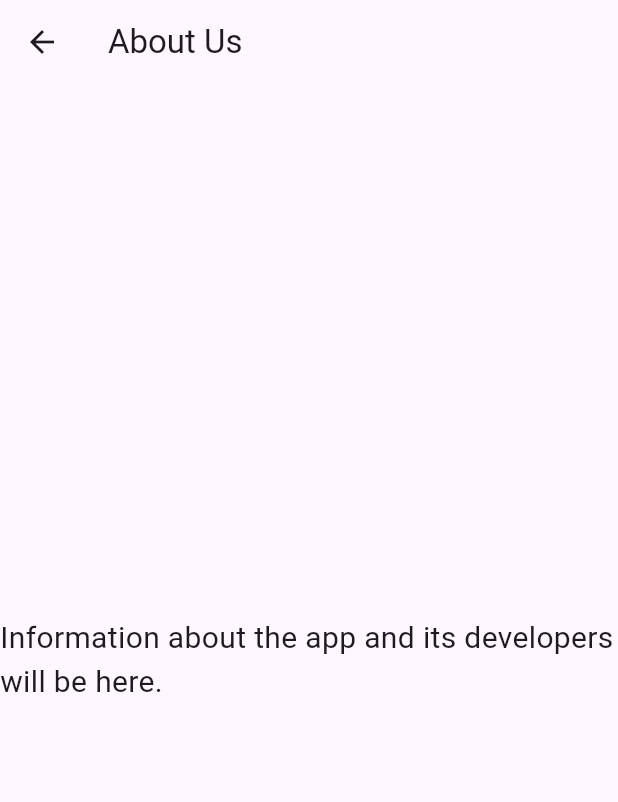
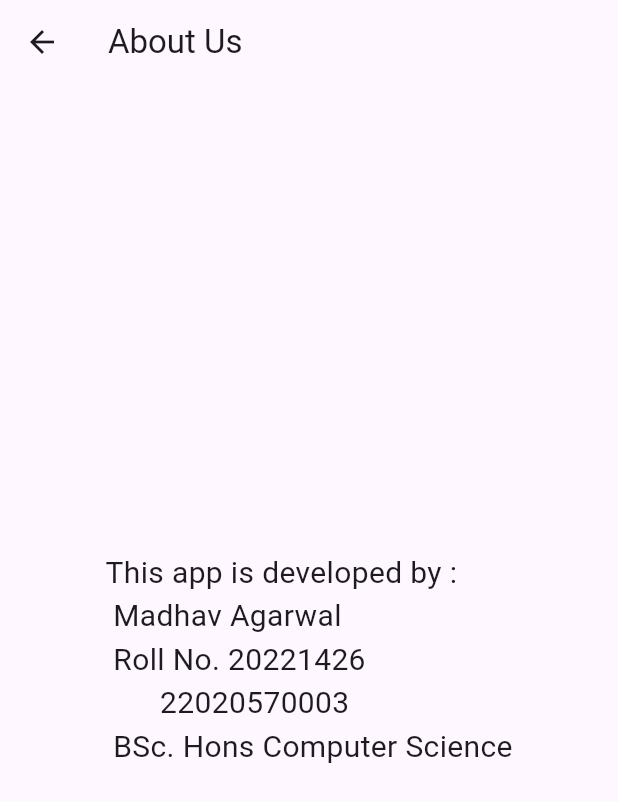
Before and after one commit to madhav-dob/flutter_quiz_app, a Flutter app: the AboutUsScreen screen opened by its route, on a phone screen of 412 x 824 dp. Shown: the top 802 px of the screen. Run offline on Flutter 3.47's test engine with Material 3 defaults, Android fonts, the phone set to English and light mode, and no system bars.

Commit message:
commited main file

```diff
--- a/lib/main.dart
+++ b/lib/main.dart
@@ -379,7 +379,7 @@ class AboutUsScreen extends StatelessWidget {
       ),
       body: Center(
         child: Text(
-          'Information about the app and its developers will be here.',
+          'This app is developed by : \n Madhav Agarwal \n Roll No. 20221426 \n       22020570003\n BSc. Hons Computer Science',
           style: TextStyle(fontSize: 20),
         ),
       ),
```
